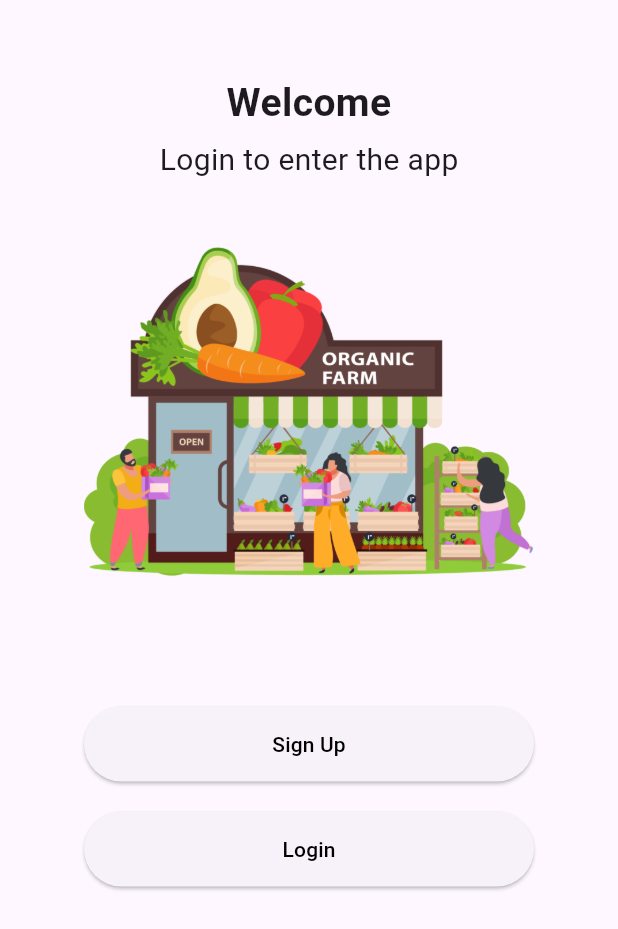
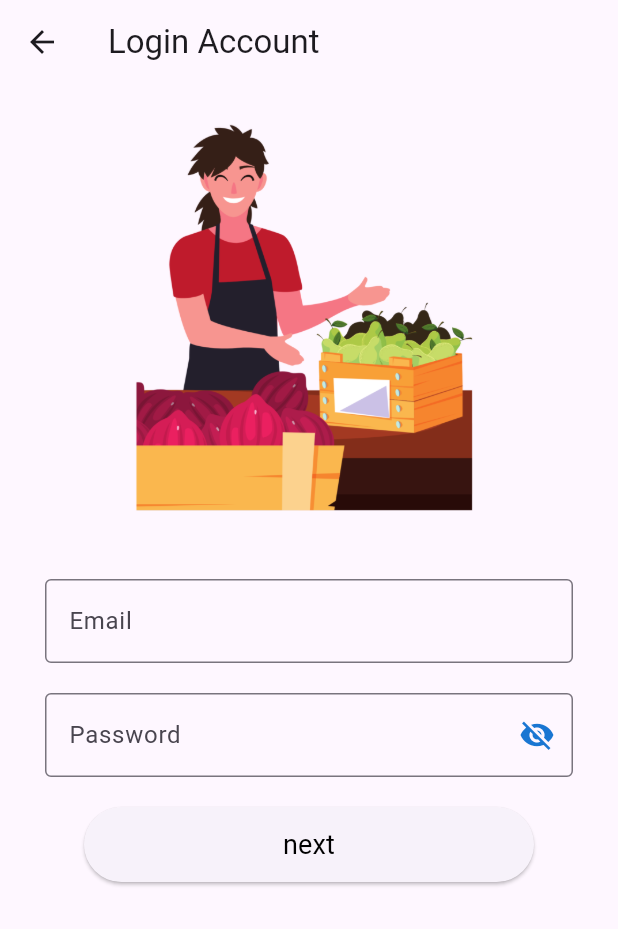
Before and after one commit to familyfarmerdev/familyfarmer, a Flutter app: the screen it shows after launch, after a tap on "Login", on a phone screen of 412 x 824 dp. Shown: the top 929 px of the screen. Run offline on Flutter 3.47's test engine with Material 3 defaults, Android fonts, the phone set to English and light mode, and no system bars; our stand-ins replace firebase_auth, firebase_core, fluttertoast; accounts and stored records are empty; network calls fail.

Commit message:
Auth is completed

```diff
--- a/lib/main.dart
+++ b/lib/main.dart
@@ -1,9 +1,20 @@
 import 'package:ecommers/screens/auth/login/login.dart';
+
+import 'package:firebase_core/firebase_core.dart';
+import 'package:flutter/foundation.dart';
 import 'package:flutter/material.dart';
 import 'package:flutter/services.dart';
 
-void main() {
+
+Future main() async{
+  WidgetsFlutterBinding.ensureInitialized();
+  if(kIsWeb){
+    await Firebase.initializeApp(options: FirebaseOptions(apiKey: "AIzaSyAyZNjSAXTTeBsPNmxFmflhzXII6aQu2qA", appId: "1:154646946985:web:9fdce2e87b537e400c75b8", messagingSenderId: "154646946985", projectId: "familyfarmer-9c7ac"));
+
+  }
+  await Firebase.initializeApp(options: FirebaseOptions(apiKey: "AIzaSyAyZNjSAXTTeBsPNmxFmflhzXII6aQu2qA", appId: "1:154646946985:web:9fdce2e87b537e400c75b8", messagingSenderId: "154646946985", projectId: "familyfarmer-9c7ac"));
   runApp(const MyApp());
+
 }
 
 class MyApp extends StatelessWidget {
@@ -24,4 +35,5 @@ class MyApp extends StatelessWidget {
       home: Login()
     );
   }
+
 }
--- /dev/null
+++ b/lib/screens/auth/login/LoginAccount.dart
@@ -0,0 +1,135 @@
+import 'package:ecommers/screens/auth/login/Details.dart';
+import 'package:ecommers/utils/Loading.dart';
+import 'package:firebase_auth/firebase_auth.dart';
+import 'package:flutter/material.dart';
+import 'package:fluttertoast/fluttertoast.dart';
+
+
+class LoginAccount extends StatefulWidget {
+  const LoginAccount({super.key});
+
+
+  @override
+  State<LoginAccount> createState() => _LoginAccountState();
+}
+
+class _LoginAccountState extends State<LoginAccount> {
+  final TextEditingController _emailController = TextEditingController();
+  final TextEditingController _passwordController = TextEditingController();
+  bool _isPasswordVisible = false;
+  bool _isLoading = false; // Add this line to manage loading state
+  @override
+  Widget build(BuildContext context) {
+    return Scaffold(
+      appBar: AppBar(
+        title: Text("Login Account"),
+      ),
+      body: Stack(
+        children: [
+          SingleChildScrollView(
+            child: Column(
+              mainAxisAlignment: MainAxisAlignment.start,
+              crossAxisAlignment: CrossAxisAlignment.center,
+              children: [
+                SizedBox(height: 10,),
+
+                SizedBox(
+                  height: 300,
+                  width: 400,
+                  child: Image.asset('assets/images/login.png'),
+                ),
+                SizedBox(height: 20,),
+                Padding(
+                  padding: const EdgeInsets.symmetric(horizontal: 30),
+                  child: TextFormField(
+                    controller: _emailController,
+                    decoration: InputDecoration(
+                      labelText: 'Email',
+                      border: OutlineInputBorder(),
+                    ),
+                    keyboardType: TextInputType.emailAddress,
+                  ),
+                ),
+                SizedBox(height: 20,),
+                Padding(
+                  padding: EdgeInsets.symmetric(horizontal: 30),
+                  child: TextFormField(
+                    controller: _passwordController,
+                    obscureText: !_isPasswordVisible,
+                    decoration: InputDecoration(
+                      labelText: 'Password',
+                      border: OutlineInputBorder(),
+                      suffixIcon: IconButton(
+                        icon: Icon(
+                          _isPasswordVisible ? Icons.visibility : Icons.visibility_off,
+                          color: Theme.of(context).primaryColorDark,
+                        ),
+                        onPressed: () {
+                          setState(() {
+                            _isPasswordVisible = !_isPasswordVisible;
+                          });
+                        },
+                      ),
+                    ),
+                    keyboardType: TextInputType.visiblePassword,
+                  ),
+                ),
+                SizedBox(height: 20,),
+                SizedBox(
+                  height: 50,
+                  width: 300,
+                  child: ElevatedButton(
+                    onPressed: () {
+                     _login(context);
+                    },
+                    child: Text(
+                      "next",
+                      style: TextStyle(
+                          fontSize: 18,
+                          fontWeight: FontWeight.normal,
+                          color: Colors.black
+                      ),
+                    ),
+                  ),
+                ),
+              ],
+            ),
+          ),
+          CustomLoading(isVisible: _isLoading), // Show loading widget based on _isLoading state
+        ],
+      ),
+    );
+  }
+  void _login(BuildContext context) async {
+    setState(() {
+      _isLoading = true; // Show loading widget before starting account creation
+    });
+
+    try {
+      UserCredential userCredential = await FirebaseAuth.instance.signInWithEmailAndPassword(
+        email: _emailController.text,
+        password: _passwordController.text,
+      );
+      // User account created successfully, you can navigate to the next screen or perform other actions.
+      Fluttertoast.showToast(msg: "Welcome back!!");
+      ScaffoldMessenger.of(context).showSnackBar(
+        SnackBar(
+          content: Text('Welcome back!!'),
+        ),
+      );
+      Navigator.push(context, MaterialPageRoute(builder: (context) => Details()),);
+    } catch (e) {
+      // Handle account creation errors
+      print('Error creating user: $e');
+      ScaffoldMessenger.of(context).showSnackBar(
+        SnackBar(
+          content: Text('Error creating account: $e'),
+        ),
+      );
+    } finally {
+      setState(() {
+        _isLoading = false; // Hide loading widget after account creation process completes
+      });
+    }
+  }
+}
--- a/lib/screens/auth/login/login.dart
+++ b/lib/screens/auth/login/login.dart
@@ -1,5 +1,10 @@
+import 'package:ecommers/screens/auth/login/LoginAccount.dart';
 import 'package:flutter/material.dart';
+import 'package:ecommers/screens/auth/login/CreateAccount.dart';
+import 'package:ecommers/screens/auth/login/Details.dart';
+
 class Login extends StatelessWidget {
+
   const Login({super.key});
 
   @override
@@ -39,7 +44,10 @@ class Login extends StatelessWidget {
 
             child: ElevatedButton(
               onPressed: () {
-                // Action to perform when Login button is pressed
+                Navigator.push(
+                  context,
+                  MaterialPageRoute(builder: (context) => CreateAccount()),
+                );
               },
 
               child: Text("Sign Up",style: TextStyle(
@@ -53,7 +61,11 @@ class Login extends StatelessWidget {
             height: 50,
             child: ElevatedButton(
               onPressed: () {
-                // Action to perform when Login button is pressed
+                Navigator.push(
+                  context,
+                  MaterialPageRoute(builder: (context) => LoginAccount()),
+                );
+
               },
               child: Text("Login",style: TextStyle(
                 color: Colors.black
@@ -67,5 +79,8 @@ class Login extends StatelessWidget {
       ),
     ),
     );
+
   }
+
+
 }
--- /dev/null
+++ b/lib/utils/Loading.dart
@@ -0,0 +1,29 @@
+import 'package:flutter/material.dart';
+
+class CustomLoading extends StatelessWidget {
+  final bool isVisible;
+
+  CustomLoading({this.isVisible = false});
+
+  @override
+  Widget build(BuildContext context) {
+    return isVisible
+        ? Container(
+      color: Colors.black.withOpacity(0.5),
+      child: Center(
+        child: ClipRRect(
+         // borderRadius: BorderRadius.circular(60.0), // You can adjust the radius as needed
+          child: SizedBox(
+            width: 300,
+            height: 200,
+            child: Image.asset(
+              'assets/images/loading.gif', // Replace 'loading.gif' with your GIF file path
+
+            ),
+          ),
+        ),
+      ),
+    )
+        : SizedBox.shrink();
+  }
+}
```
Also changed, not shown: lib/screens/auth/login/CreateAccount.dart (added, +136 -0 lines), lib/screens/auth/login/Details.dart (added, +72 -0 lines), pubspec.yaml (+11 -2 lines), assets/images/createaccount.png (added), assets/images/details.png (added), assets/images/loading.gif (added), assets/images/login.png (added), lib/events/UploadUserEvent.dart (added), pubspec.lock, 7 other files.
